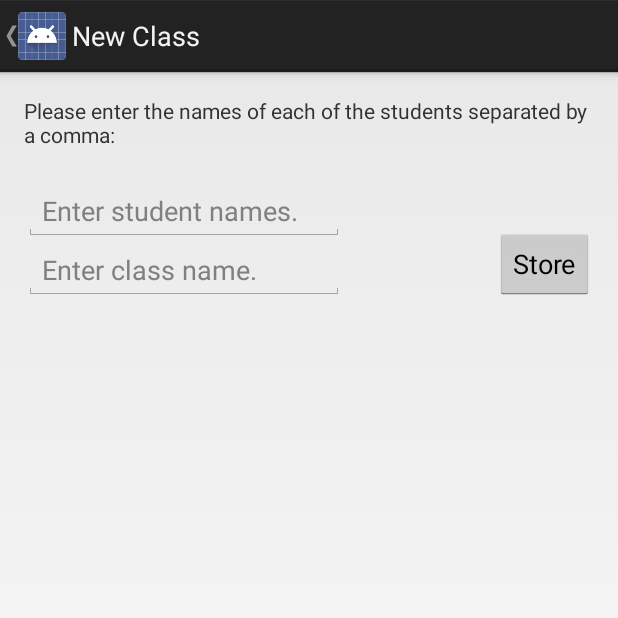
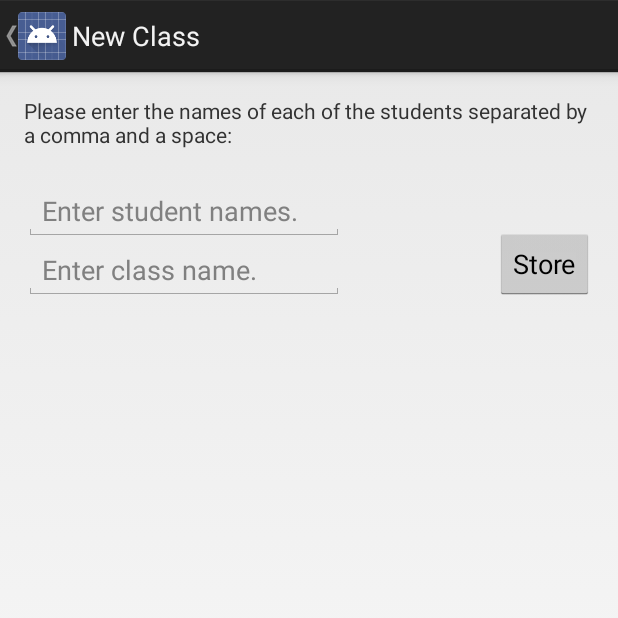
Before and after one commit to paytonq-zz/ParticipationManager, an Android app: the CreateNew screen opened directly, with no data from a screen before it, on a phone screen of 412 x 824 dp, the top half of it. Run offline under Robolectric (Android 15) with nearby library versions, the phone set to English and light mode, and no system bars.

Commit message:
updated class creation message

```diff
--- a/app/src/main/res/values/strings.xml
+++ b/app/src/main/res/values/strings.xml
@@ -11,7 +11,7 @@
     <string name="button_send">Store</string>
     <string name="edit_message2">Enter student names.</string>
     <string name="edit_message3">Enter class name.</string>
-    <string name="enter">Please enter the names of each of the students separated by a comma:</string>
+    <string name="enter">Please enter the names of each of the students separated by a comma and a space:</string>
     <string name="random">Tap to call on a student who hasn\'t been called on recently:</string>
     <string name="pick">Press to pick a random student.</string>
     <string name="back_main">Back to the main screen</string>
```
Also changed, not shown: build.gradle (line endings or trailing spaces), 1 other file.
